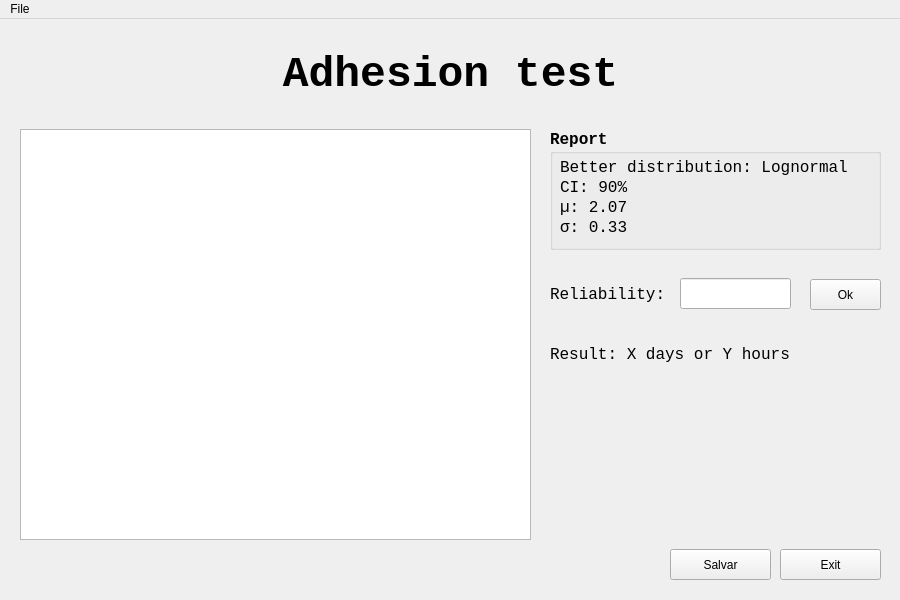
Above: viewspyqt5/adhesiontest.ui from Claudino2001/reliability-software before the change. Below: the same form after it.
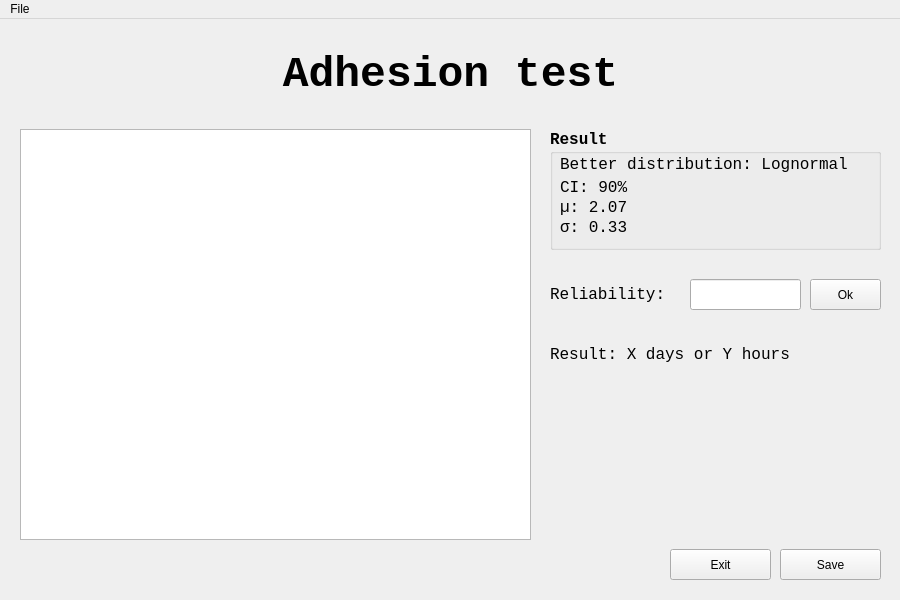
That is the form after the change.

Commit message: wip: fluxo entre telas

```diff
--- a/viewspyqt5/adhesiontest.ui
+++ b/viewspyqt5/adhesiontest.ui
@@ -56,15 +56,15 @@
      </font>
     </property>
     <property name="title">
-     <string>Report</string>
+     <string>Result</string>
     </property>
     <widget class="QLabel" name="label">
      <property name="geometry">
       <rect>
        <x>10</x>
-       <y>30</y>
+       <y>20</y>
        <width>311</width>
-       <height>16</height>
+       <height>31</height>
       </rect>
      </property>
      <property name="font">
@@ -156,8 +156,8 @@
    <widget class="QLineEdit" name="lineEdit">
     <property name="geometry">
      <rect>
-      <x>680</x>
-      <y>259</y>
+      <x>690</x>
+      <y>260</y>
       <width>111</width>
       <height>31</height>
      </rect>
@@ -174,7 +174,7 @@
      <rect>
       <x>550</x>
       <y>260</y>
-      <width>121</width>
+      <width>131</width>
       <height>31</height>
      </rect>
     </property>
@@ -236,7 +236,7 @@
      <cursorShape>PointingHandCursor</cursorShape>
     </property>
     <property name="text">
-     <string>Exit</string>
+     <string>Save</string>
     </property>
    </widget>
    <widget class="QPushButton" name="btnCreate">
@@ -252,7 +252,7 @@
      <cursorShape>PointingHandCursor</cursorShape>
     </property>
     <property name="text">
-     <string>Salvar</string>
+     <string>Exit</string>
     </property>
    </widget>
   </widget>
```
Left out of the diff: 4 changed lines with no effect on the pictures. The commit also changes 7 other files.
